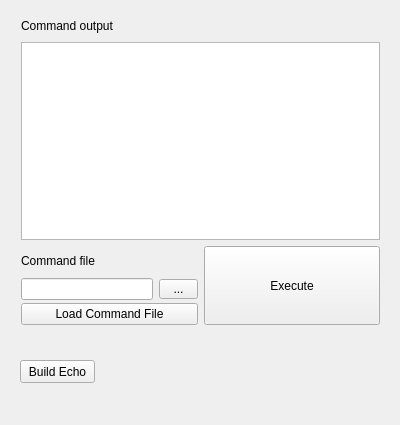
Old version of the form commandgui.ui in the repository mjcorriere/commandGUI.
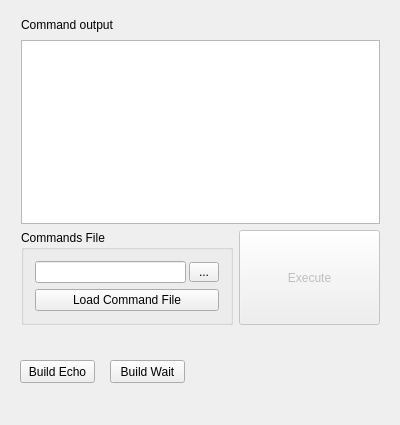
New version of the form.

Commit message: Command building working. Loading from file works. Displaying to text area.

Patch:
```diff
--- a/commandgui.ui
+++ b/commandgui.ui
@@ -59,29 +59,27 @@
      </widget>
     </item>
     <item>
-     <layout class="QHBoxLayout" name="horizontalLayout">
+     <layout class="QHBoxLayout" name="horizontalLayout" stretch="3,2">
       <item>
-       <layout class="QVBoxLayout" name="verticalLayout" stretch="2,10,10">
+       <widget class="QGroupBox" name="commandLoadGroup">
+        <property name="title">
+         <string>Commands File</string>
+        </property>
+        <layout class="QVBoxLayout" name="verticalLayout" stretch="5,10">
+         <property name="spacing">
+          <number>6</number>
+         </property>
+         <item>
+          <layout class="QHBoxLayout" name="horizontalLayout_2" stretch="10,2">
         <property name="spacing">
          <number>3</number>
         </property>
         <item>
-         <widget class="QLabel" name="commandFileLabel">
-          <property name="sizePolicy">
-           <sizepolicy hsizetype="Preferred" vsizetype="Ignored">
-            <horstretch>0</horstretch>
-            <verstretch>0</verstretch>
-           </sizepolicy>
-          </property>
-          <property name="text">
-           <string>Command file</string>
-          </property>
-         </widget>
-        </item>
-        <item>
-         <layout class="QHBoxLayout" name="horizontalLayout_2" stretch="10,3">
-          <item>
-           <widget class="QLineEdit" name="fileNameText"/>
+            <widget class="QLineEdit" name="fileNameText">
+             <property name="clearButtonEnabled">
+              <bool>false</bool>
+             </property>
+            </widget>
           </item>
           <item>
            <widget class="QToolButton" name="browseButton">
@@ -133,9 +131,13 @@
          </widget>
         </item>
        </layout>
+       </widget>
       </item>
       <item>
        <widget class="QPushButton" name="executeButton">
+        <property name="enabled">
+         <bool>false</bool>
+        </property>
         <property name="sizePolicy">
          <sizepolicy hsizetype="Expanding" vsizetype="Expanding">
           <horstretch>0</horstretch>
@@ -164,6 +166,19 @@
     <string>Build Echo</string>
    </property>
   </widget>
+  <widget class="QPushButton" name="buildWaitButton">
+   <property name="geometry">
+    <rect>
+     <x>110</x>
+     <y>360</y>
+     <width>75</width>
+     <height>23</height>
+    </rect>
+   </property>
+   <property name="text">
+    <string>Build Wait</string>
+   </property>
+  </widget>
  </widget>
  <layoutdefault spacing="6" margin="11"/>
  <resources/>
```
Left out of the diff: 2 changed lines with no effect on the pictures. Lines whose indentation alone changed are shown as unchanged. The commit also changes 7 other files.
